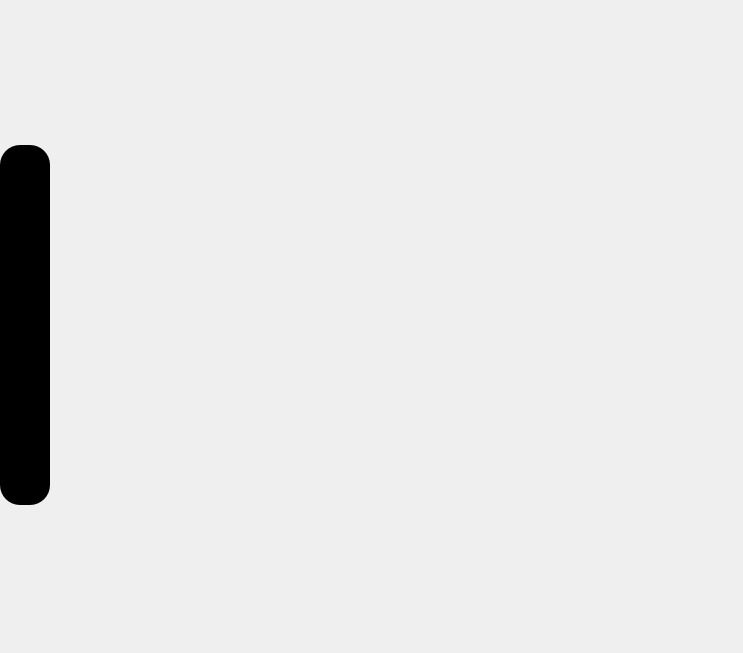
Old version of the form home-page.ui in the repository Ayushrawat-cmd/Parmanu-aerospace.
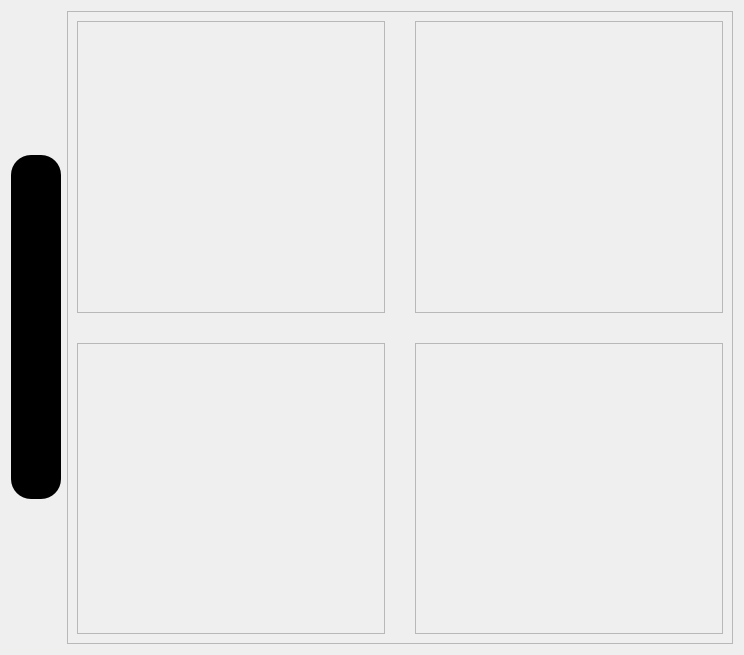
New version of the form. Icons and pictures are not drawn.

Commit message: Make it responsive

The edit to the form file:
```diff
--- a/home-page.ui
+++ b/home-page.ui
@@ -6,33 +6,27 @@
    <rect>
     <x>0</x>
     <y>0</y>
-    <width>743</width>
-    <height>653</height>
+    <width>744</width>
+    <height>655</height>
    </rect>
   </property>
   <property name="windowTitle">
    <string>Form</string>
   </property>
-  <widget class="QWidget" name="widget_2" native="true">
-   <property name="geometry">
-    <rect>
-     <x>0</x>
-     <y>0</y>
-     <width>740</width>
-     <height>650</height>
-    </rect>
-   </property>
-   <property name="styleSheet">
-    <string notr="true"/>
-   </property>
+  <layout class="QHBoxLayout" name="horizontalLayout">
+   <item>
    <widget class="QFrame" name="frame">
-    <property name="geometry">
-     <rect>
-      <x>0</x>
-      <y>145</y>
+     <property name="minimumSize">
+      <size>
       <width>50</width>
-      <height>360</height>
-     </rect>
+       <height>344</height>
+      </size>
+     </property>
+     <property name="maximumSize">
+      <size>
+       <width>50</width>
+       <height>344</height>
+      </size>
     </property>
     <property name="styleSheet">
      <string notr="true">QFrame{
@@ -174,7 +168,74 @@
      </property>
     </widget>
    </widget>
-  </widget>
+   </item>
+   <item>
+    <widget class="QFrame" name="frame_2">
+     <property name="frameShape">
+      <enum>QFrame::StyledPanel</enum>
+     </property>
+     <property name="frameShadow">
+      <enum>QFrame::Raised</enum>
+     </property>
+     <layout class="QGridLayout" name="gridLayout_2">
+      <item row="0" column="0">
+       <layout class="QGridLayout" name="gridLayout">
+        <property name="spacing">
+         <number>30</number>
+        </property>
+        <item row="0" column="0">
+         <widget class="QFrame" name="graph1">
+          <property name="styleSheet">
+           <string notr="true">
+</string>
+          </property>
+          <property name="frameShape">
+           <enum>QFrame::StyledPanel</enum>
+          </property>
+          <property name="frameShadow">
+           <enum>QFrame::Raised</enum>
+          </property>
+         </widget>
+        </item>
+        <item row="0" column="1">
+         <widget class="QFrame" name="graph2">
+          <property name="styleSheet">
+           <string notr="true"/>
+          </property>
+          <property name="frameShape">
+           <enum>QFrame::StyledPanel</enum>
+          </property>
+          <property name="frameShadow">
+           <enum>QFrame::Raised</enum>
+          </property>
+         </widget>
+        </item>
+        <item row="1" column="0">
+         <widget class="QFrame" name="graph3">
+          <property name="frameShape">
+           <enum>QFrame::StyledPanel</enum>
+          </property>
+          <property name="frameShadow">
+           <enum>QFrame::Raised</enum>
+          </property>
+         </widget>
+        </item>
+        <item row="1" column="1">
+         <widget class="QFrame" name="graph4">
+          <property name="frameShape">
+           <enum>QFrame::StyledPanel</enum>
+          </property>
+          <property name="frameShadow">
+           <enum>QFrame::Raised</enum>
+          </property>
+         </widget>
+        </item>
+       </layout>
+      </item>
+     </layout>
+    </widget>
+   </item>
+  </layout>
  </widget>
  <resources/>
  <connections/>
```
Left out of the diff: 1 changed line with no effect on the pictures. Lines whose indentation alone changed are shown as unchanged. The commit also changes 1 other file.
